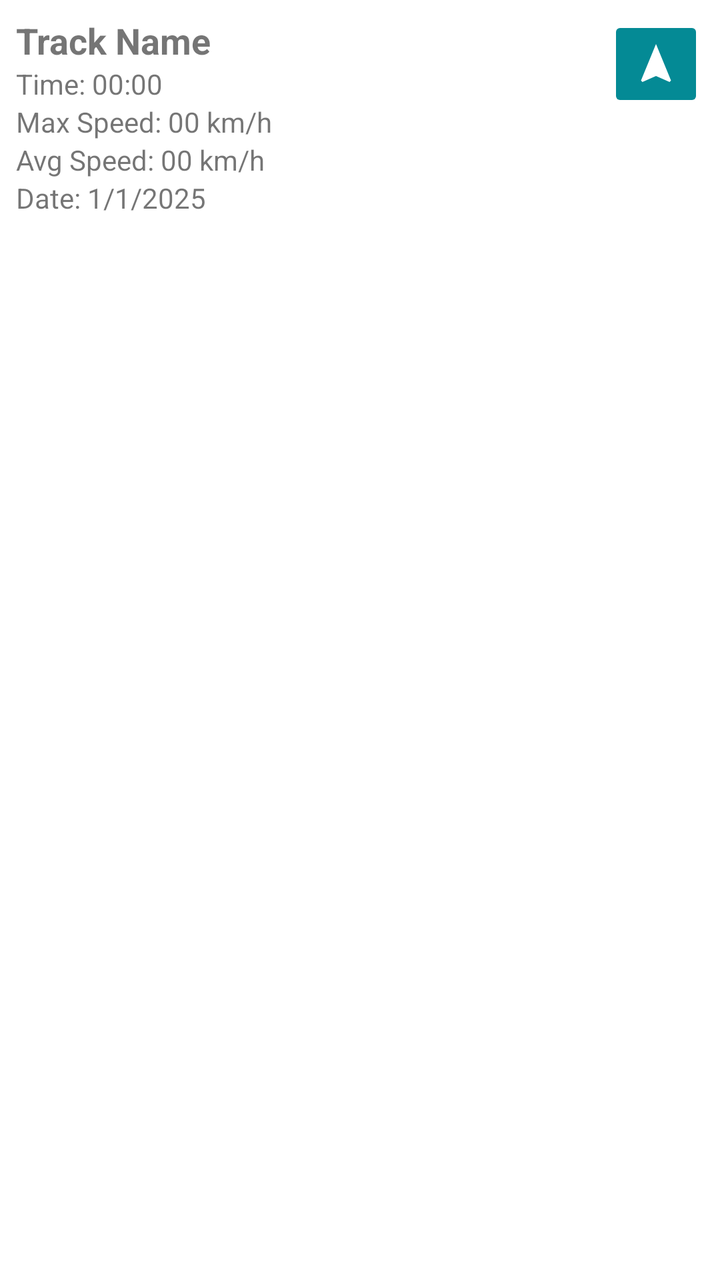
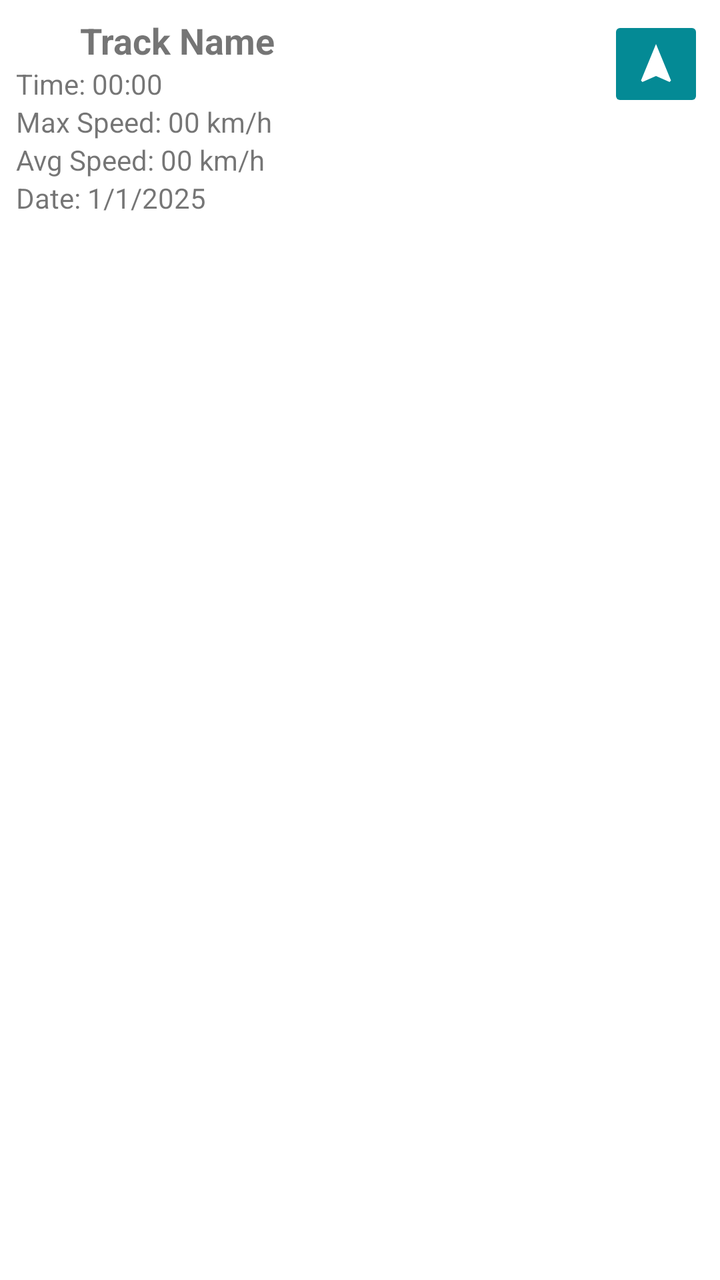

Screens rendered from an Android XML layout before and after an edit, with the pre-edit source and the edit as a unified diff.
<!-- AndroidManifest.xml: application theme Theme.TrackMate -->
<!-- res/layout/item_travel.xml -->
<?xml version="1.0" encoding="utf-8"?>
<androidx.constraintlayout.widget.ConstraintLayout xmlns:android="http://schemas.android.com/apk/res/android"
    xmlns:app="http://schemas.android.com/apk/res-auto"
    android:layout_width="match_parent"
    android:layout_height="wrap_content"
    android:padding="8dp">

    <TextView
        android:id="@+id/txtTrackName"
        android:layout_width="0dp"
        android:layout_height="wrap_content"
        android:text="Track Name"
        android:textSize="18sp"
        android:textStyle="bold"
        app:layout_constraintTop_toTopOf="parent"
        app:layout_constraintStart_toStartOf="parent" />

    <ImageButton
        android:id="@+id/btnRenavigate"
        android:layout_width="48dp"
        android:layout_height="48dp"
        android:backgroundTint="@color/primary_500"
        android:contentDescription="Renavigate"
        android:padding="8dp"
        android:scaleType="centerInside"
        android:src="@drawable/baseline_navigation_24_white"
        app:layout_constraintTop_toTopOf="parent"
        app:layout_constraintEnd_toEndOf="parent"/>


    <TextView
        android:id="@+id/txtTime"
        android:layout_width="wrap_content"
        android:layout_height="wrap_content"
        android:text="Time: 00:00"
        app:layout_constraintTop_toBottomOf="@id/txtTrackName"
        app:layout_constraintStart_toStartOf="parent" />

    <TextView
        android:id="@+id/txtMaxSpeed"
        android:layout_width="wrap_content"
        android:layout_height="wrap_content"
        android:text="Max Speed: 00 km/h"
        app:layout_constraintTop_toBottomOf="@id/txtTime"
        app:layout_constraintStart_toStartOf="parent" />

    <TextView
        android:id="@+id/txtAvgSpeed"
        android:layout_width="wrap_content"
        android:layout_height="wrap_content"
        android:text="Avg Speed: 00 km/h"
        app:layout_constraintTop_toBottomOf="@id/txtMaxSpeed"
        app:layout_constraintStart_toStartOf="parent" />

    <TextView
        android:id="@+id/txtDate"
        android:layout_width="wrap_content"
        android:layout_height="wrap_content"
        android:text="Date: 1/1/2025"
        app:layout_constraintTop_toBottomOf="@id/txtAvgSpeed"
        app:layout_constraintStart_toStartOf="parent" />

</androidx.constraintlayout.widget.ConstraintLayout>
<!-- resources referenced by this layout -->
<resources>
  <color name="primary_500">#FF048A95</color>
  <!-- drawable baseline_navigation_24_white (drawable) -->
  <vector xmlns:android="http://schemas.android.com/apk/res/android" android:height="24dp" android:tint="#FFFFFF" android:viewportHeight="24" android:viewportWidth="24" android:width="24dp">
        
      <path android:fillColor="@android:color/white" android:pathData="M12,2L4.5,20.29l0.71,0.71L12,18l6.79,3 0.71,-0.71z"/>
      
  </vector>
  <style name="Theme.TrackMate" parent="Theme.MaterialComponents.DayNight.DarkActionBar">
          <item name="colorPrimary">@color/primary_500</item>
          <item name="colorPrimaryVariant">@color/primary_700</item>
          <item name="colorOnPrimary">@color/white</item>
          <item name="colorSecondary">@color/teal_200</item>
          <item name="colorSecondaryVariant">@color/teal_700</item>
          <item name="colorOnSecondary">@color/black</item>
          <item name="android:statusBarColor">?attr/colorPrimaryVariant</item>
          <item name="android:windowOptOutEdgeToEdgeEnforcement">true</item>
      </style>
  <color name="primary_700">#FF036B70</color>
  <color name="white">#FFFFFFFF</color>
  <color name="teal_200">#FF03DAC5</color>
  <color name="teal_700">#FF018786</color>
  <color name="black">#FF000000</color>
</resources>

<!-- the commit's change to res/layout/item_travel.xml (unified diff, before → after) -->
@@ -4,6 +4,15 @@
     android:layout_width="match_parent"
     android:layout_height="wrap_content"
     android:padding="8dp">
+
+    <ImageView
+        android:id="@+id/imgVehicle"
+        android:layout_width="24dp"
+        android:layout_height="24dp"
+        app:tint="?android:attr/textColorSecondary"
+        app:layout_constraintTop_toTopOf="@id/txtTrackName"
+        app:layout_constraintBottom_toBottomOf="@id/txtTrackName"
+        app:layout_constraintStart_toStartOf="parent" />
 
     <TextView
         android:id="@+id/txtTrackName"
@@ -13,7 +22,9 @@
         android:textSize="18sp"
         android:textStyle="bold"
         app:layout_constraintTop_toTopOf="parent"
-        app:layout_constraintStart_toStartOf="parent" />
+        app:layout_constraintStart_toEndOf="@id/imgVehicle"
+        app:layout_constraintEnd_toStartOf="@id/btnRenavigate"
+        android:layout_marginStart="8dp" />
 
     <ImageButton
         android:id="@+id/btnRenavigate"
